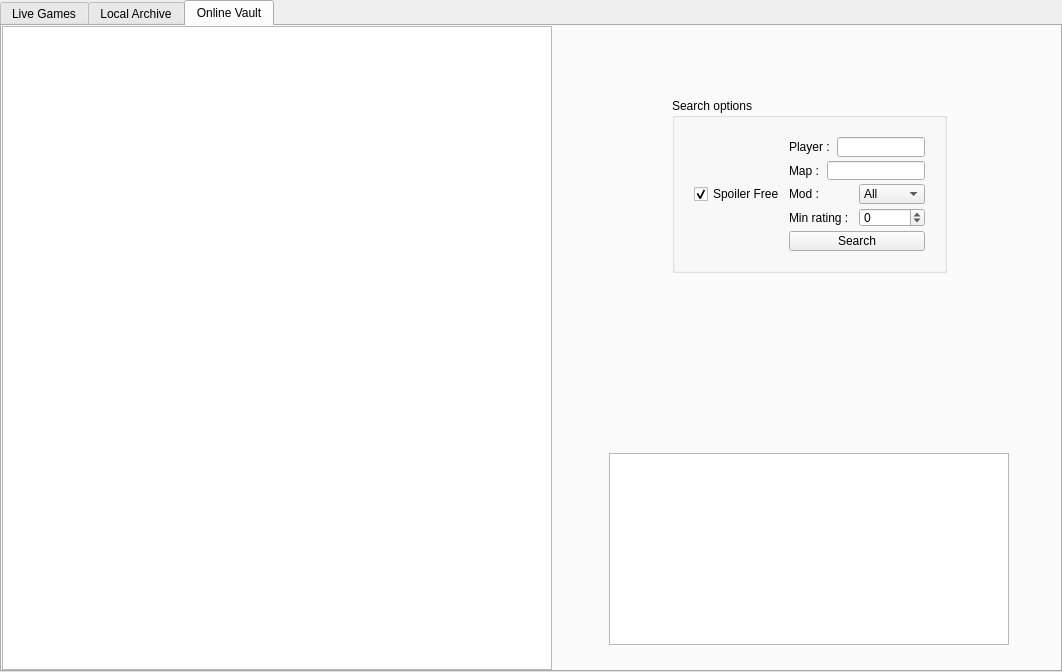
Old version of the form res/replays/replays.ui in the repository FAForever/client.
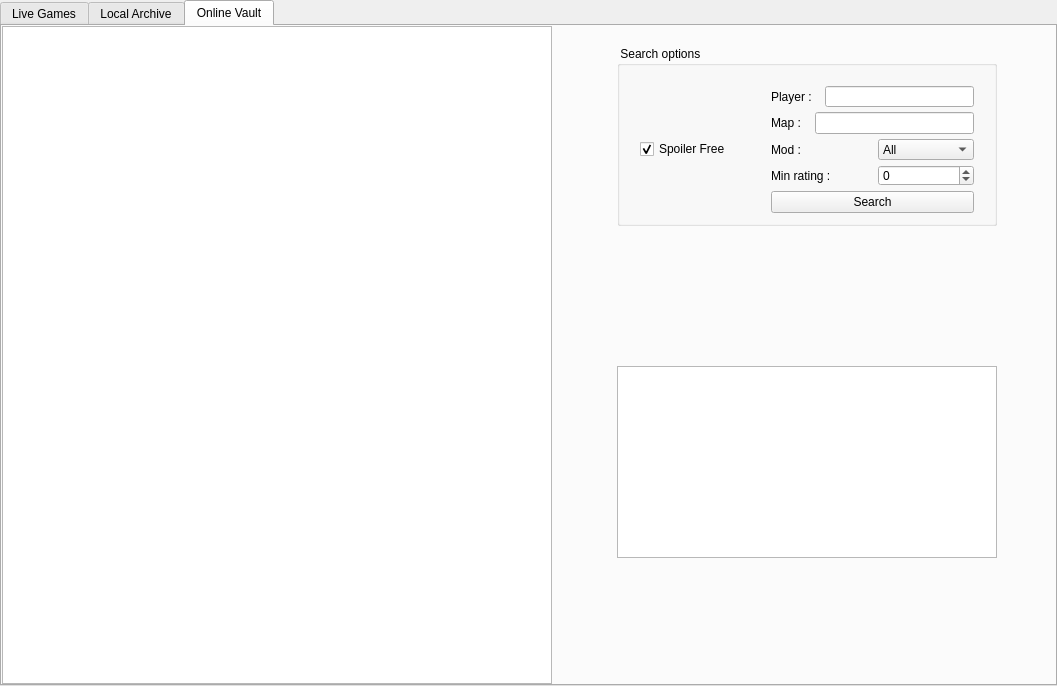
New version of the form.

Commit message: Refined Replays - Game info

Patch:
```diff
--- a/res/replays/replays.ui
+++ b/res/replays/replays.ui
@@ -6,8 +6,8 @@
    <rect>
     <x>0</x>
     <y>0</y>
-    <width>1062</width>
-    <height>672</height>
+    <width>1057</width>
+    <height>686</height>
    </rect>
   </property>
   <property name="windowTitle">
@@ -168,6 +168,59 @@
     <property name="margin">
      <number>0</number>
     </property>
+    <item row="1" column="0" rowspan="4">
+     <widget class="QTreeWidget" name="onlineTree">
+      <property name="sizePolicy">
+       <sizepolicy hsizetype="MinimumExpanding" vsizetype="Expanding">
+        <horstretch>0</horstretch>
+        <verstretch>0</verstretch>
+       </sizepolicy>
+      </property>
+      <property name="minimumSize">
+       <size>
+        <width>550</width>
+        <height>0</height>
+       </size>
+      </property>
+      <property name="maximumSize">
+       <size>
+        <width>550</width>
+        <height>16777215</height>
+       </size>
+      </property>
+      <property name="sizeIncrement">
+       <size>
+        <width>50</width>
+        <height>0</height>
+       </size>
+      </property>
+      <property name="sortingEnabled">
+       <bool>true</bool>
+      </property>
+      <property name="columnCount">
+       <number>2</number>
+      </property>
+      <attribute name="headerVisible">
+       <bool>false</bool>
+      </attribute>
+      <attribute name="headerDefaultSectionSize">
+       <number>200</number>
+      </attribute>
+      <attribute name="headerMinimumSectionSize">
+       <number>200</number>
+      </attribute>
+      <column>
+       <property name="text">
+        <string>New Column</string>
+       </property>
+      </column>
+      <column>
+       <property name="text">
+        <string>New Column</string>
+       </property>
+      </column>
+     </widget>
+    </item>
     <item row="2" column="1">
      <widget class="QWidget" name="widget" native="true">
       <property name="sizePolicy">
@@ -178,8 +231,8 @@
       </property>
       <property name="minimumSize">
        <size>
-        <width>200</width>
-        <height>150</height>
+        <width>400</width>
+        <height>200</height>
        </size>
       </property>
       <property name="sizeIncrement">
@@ -189,6 +242,19 @@
        </size>
       </property>
       <layout class="QGridLayout" name="gridLayout_5">
+       <item row="1" column="0">
+        <spacer name="horizontalSpacer">
+         <property name="orientation">
+          <enum>Qt::Horizontal</enum>
+         </property>
+         <property name="sizeHint" stdset="0">
+          <size>
+           <width>10</width>
+           <height>0</height>
+          </size>
+         </property>
+        </spacer>
+       </item>
        <item row="1" column="2">
         <spacer name="horizontalSpacer_2">
          <property name="orientation">
@@ -199,8 +265,8 @@
          </property>
          <property name="sizeHint" stdset="0">
           <size>
-           <width>0</width>
-           <height>20</height>
+           <width>10</width>
+           <height>0</height>
           </size>
          </property>
         </spacer>
@@ -212,34 +278,8 @@
          </property>
          <property name="sizeHint" stdset="0">
           <size>
-           <width>20</width>
-           <height>40</height>
-          </size>
-         </property>
-        </spacer>
-       </item>
-       <item row="2" column="1">
-        <spacer name="verticalSpacer_2">
-         <property name="orientation">
-          <enum>Qt::Vertical</enum>
-         </property>
-         <property name="sizeHint" stdset="0">
-          <size>
-           <width>20</width>
-           <height>40</height>
-          </size>
-         </property>
-        </spacer>
-       </item>
-       <item row="1" column="0">
-        <spacer name="horizontalSpacer">
-         <property name="orientation">
-          <enum>Qt::Horizontal</enum>
-         </property>
-         <property name="sizeHint" stdset="0">
-          <size>
            <width>0</width>
-           <height>20</height>
+           <height>5</height>
           </size>
          </property>
         </spacer>
@@ -254,18 +294,21 @@
          </property>
          <property name="minimumSize">
           <size>
-           <width>275</width>
-           <height>175</height>
+           <width>380</width>
+           <height>180</height>
           </size>
          </property>
          <property name="maximumSize">
           <size>
-           <width>275</width>
-           <height>175</height>
+           <width>380</width>
+           <height>180</height>
           </size>
          </property>
          <property name="title">
-          <string>Search options</string>
+          <string> Search options</string>
+         </property>
+         <property name="alignment">
+          <set>Qt::AlignLeading|Qt::AlignLeft|Qt::AlignTop</set>
          </property>
          <property name="flat">
           <bool>true</bool>
@@ -278,16 +321,28 @@
            <enum>QFormLayout::DontWrapRows</enum>
           </property>
           <property name="horizontalSpacing">
-           <number>4</number>
+           <number>40</number>
           </property>
           <property name="verticalSpacing">
-           <number>4</number>
+           <number>5</number>
           </property>
-          <property name="margin">
-           <number>19</number>
+          <property name="leftMargin">
+           <number>20</number>
+          </property>
+          <property name="topMargin">
+           <number>20</number>
+          </property>
+          <property name="rightMargin">
+           <number>20</number>
+          </property>
+          <property name="bottomMargin">
+           <number>10</number>
           </property>
           <item row="0" column="1">
            <layout class="QHBoxLayout" name="horizontalLayout">
+            <property name="spacing">
+             <number>10</number>
+            </property>
             <item>
              <widget class="QLabel" name="label">
               <property name="autoFillBackground">
@@ -308,6 +363,9 @@
           </item>
           <item row="1" column="1">
            <layout class="QHBoxLayout" name="horizontalLayout_2">
+            <property name="spacing">
+             <number>10</number>
+            </property>
             <item>
              <widget class="QLabel" name="label_2">
               <property name="autoFillBackground">
@@ -328,6 +386,18 @@
           </item>
           <item row="2" column="0">
            <widget class="QCheckBox" name="spoilerCheckbox">
+            <property name="sizePolicy">
+             <sizepolicy hsizetype="Fixed" vsizetype="Fixed">
+              <horstretch>0</horstretch>
+              <verstretch>0</verstretch>
+             </sizepolicy>
+            </property>
+            <property name="minimumSize">
+             <size>
+              <width>80</width>
+              <height>20</height>
+             </size>
+            </property>
             <property name="text">
              <string>Spoiler Free</string>
             </property>
@@ -338,6 +408,9 @@
           </item>
           <item row="2" column="1">
            <layout class="QHBoxLayout" name="horizontalLayout_3">
+            <property name="spacing">
+             <number>10</number>
+            </property>
             <item>
              <widget class="QLabel" name="label_3">
               <property name="autoFillBackground">
@@ -364,6 +437,9 @@
           </item>
           <item row="3" column="1">
            <layout class="QHBoxLayout" name="horizontalLayout_4">
+            <property name="spacing">
+             <number>10</number>
+            </property>
             <item>
              <widget class="QLabel" name="label_4">
               <property name="autoFillBackground">
@@ -402,6 +478,19 @@
          </layout>
         </widget>
        </item>
+       <item row="2" column="1">
+        <spacer name="verticalSpacer_2">
+         <property name="orientation">
+          <enum>Qt::Vertical</enum>
+         </property>
+         <property name="sizeHint" stdset="0">
+          <size>
+           <width>0</width>
+           <height>5</height>
+          </size>
+         </property>
+        </spacer>
+       </item>
       </layout>
       <zorder>groupBox</zorder>
       <zorder>horizontalSpacer</zorder>
@@ -410,75 +499,21 @@
       <zorder>horizontalSpacer_2</zorder>
      </widget>
     </item>
-    <item row="1" column="0" rowspan="4">
-     <widget class="QTreeWidget" name="onlineTree">
-      <property name="sizePolicy">
-       <sizepolicy hsizetype="MinimumExpanding" vsizetype="Expanding">
-        <horstretch>0</horstretch>
-        <verstretch>0</verstretch>
-       </sizepolicy>
-      </property>
-      <property name="minimumSize">
-       <size>
-        <width>550</width>
-        <height>0</height>
-       </size>
-      </property>
-      <property name="maximumSize">
-       <size>
-        <width>550</width>
-        <height>16777215</height>
-       </size>
-      </property>
-      <property name="sizeIncrement">
-       <size>
-        <width>50</width>
-        <height>0</height>
-       </size>
-      </property>
-      <property name="sortingEnabled">
-       <bool>true</bool>
-      </property>
-      <property name="columnCount">
-       <number>2</number>
-      </property>
-      <attribute name="headerVisible">
-       <bool>false</bool>
-      </attribute>
-      <attribute name="headerDefaultSectionSize">
-       <number>200</number>
-      </attribute>
-      <attribute name="headerMinimumSectionSize">
-       <number>200</number>
-      </attribute>
-      <column>
-       <property name="text">
-        <string>New Column</string>
-       </property>
-      </column>
-      <column>
-       <property name="text">
-        <string>New Column</string>
-       </property>
-      </column>
-     </widget>
-    </item>
     <item row="3" column="1">
      <widget class="QWidget" name="widget_2" native="true">
+      <property name="sizePolicy">
+       <sizepolicy hsizetype="Preferred" vsizetype="Preferred">
+        <horstretch>0</horstretch>
+        <verstretch>1</verstretch>
+       </sizepolicy>
+      </property>
+      <property name="minimumSize">
+       <size>
+        <width>400</width>
+        <height>200</height>
+       </size>
+      </property>
       <layout class="QGridLayout" name="gridLayout_3">
-       <item row="0" column="1">
-        <spacer name="verticalSpacer_3">
-         <property name="orientation">
-          <enum>Qt::Vertical</enum>
-         </property>
-         <property name="sizeHint" stdset="0">
-          <size>
-           <width>100</width>
-           <height>100</height>
-          </size>
-         </property>
-        </spacer>
-       </item>
        <item row="2" column="1">
         <spacer name="verticalSpacer_4">
          <property name="orientation">
@@ -487,6 +522,19 @@
          <property name="sizeHint" stdset="0">
           <size>
            <width>0</width>
+           <height>5</height>
+          </size>
+         </property>
+        </spacer>
+       </item>
+       <item row="0" column="1">
+        <spacer name="verticalSpacer_3">
+         <property name="orientation">
+          <enum>Qt::Vertical</enum>
+         </property>
+         <property name="sizeHint" stdset="0">
+          <size>
+           <width>0</width>
            <height>10</height>
           </size>
          </property>
@@ -499,8 +547,8 @@
          </property>
          <property name="sizeHint" stdset="0">
           <size>
-           <width>40</width>
-           <height>20</height>
+           <width>10</width>
+           <height>0</height>
           </size>
          </property>
         </spacer>
@@ -512,8 +560,8 @@
          </property>
          <property name="sizeHint" stdset="0">
           <size>
-           <width>40</width>
-           <height>20</height>
+           <width>10</width>
+           <height>0</height>
           </size>
          </property>
         </spacer>
@@ -528,8 +576,8 @@
          </property>
          <property name="minimumSize">
           <size>
-           <width>400</width>
-           <height>150</height>
+           <width>380</width>
+           <height>180</height>
           </size>
          </property>
          <property name="sizeIncrement">
@@ -544,6 +592,12 @@
            <height>0</height>
           </size>
          </property>
+         <property name="frameShadow">
+          <enum>QFrame::Plain</enum>
+         </property>
+         <property name="verticalScrollBarPolicy">
+          <enum>Qt::ScrollBarAlwaysOff</enum>
+         </property>
          <property name="textInteractionFlags">
           <set>Qt::NoTextInteraction</set>
          </property>
```
Left out of the diff: 2 changed lines with no effect on the pictures. The commit also changes 4 other files.
